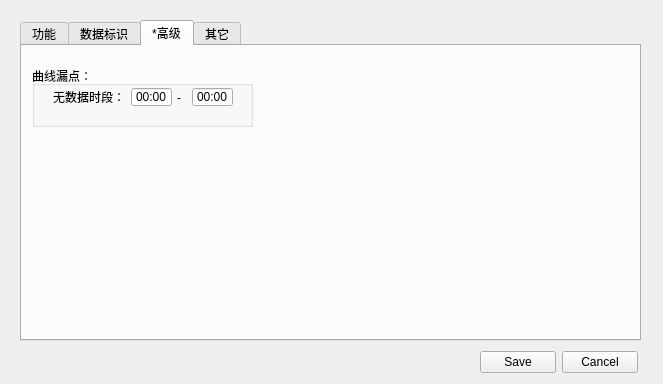
Old version of the form UI_Meter698_config.ui in the repository yuani520/Meter698-45Simulator.
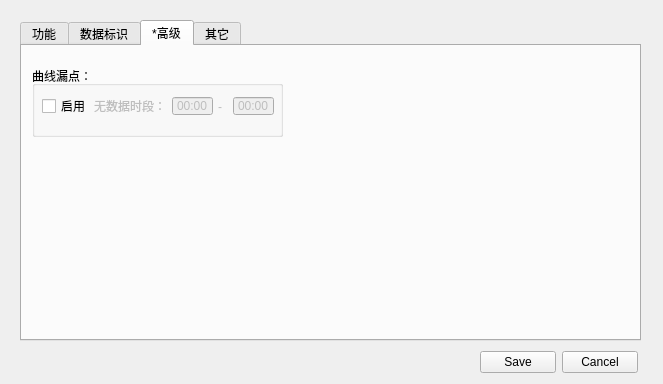
New version of the form. The open tabs and pages were chosen to show the change.

```diff
--- a/UI_Meter698_config.ui
+++ b/UI_Meter698_config.ui
@@ -395,18 +395,21 @@
       <rect>
        <x>10</x>
        <y>20</y>
-       <width>221</width>
-       <height>61</height>
+       <width>251</width>
+       <height>71</height>
       </rect>
      </property>
      <property name="title">
       <string>曲线漏点：</string>
      </property>
      <widget class="QTimeEdit" name="timeEdit">
+      <property name="enabled">
+       <bool>false</bool>
+      </property>
       <property name="geometry">
        <rect>
-        <x>160</x>
-        <y>21</y>
+        <x>201</x>
+        <y>30</y>
         <width>41</width>
         <height>20</height>
        </rect>
@@ -445,10 +448,13 @@
       </property>
      </widget>
      <widget class="QTimeEdit" name="timeEdit_2">
+      <property name="enabled">
+       <bool>false</bool>
+      </property>
       <property name="geometry">
        <rect>
-        <x>99</x>
-        <y>21</y>
+        <x>140</x>
+        <y>30</y>
         <width>41</width>
         <height>20</height>
        </rect>
@@ -467,10 +473,13 @@
       </property>
      </widget>
      <widget class="QLabel" name="label_4">
+      <property name="enabled">
+       <bool>false</bool>
+      </property>
       <property name="geometry">
        <rect>
-        <x>21</x>
-        <y>23</y>
+        <x>62</x>
+        <y>32</y>
         <width>72</width>
         <height>16</height>
        </rect>
@@ -480,10 +489,13 @@
       </property>
      </widget>
      <widget class="QLabel" name="label_5">
+      <property name="enabled">
+       <bool>false</bool>
+      </property>
       <property name="geometry">
        <rect>
-        <x>145</x>
-        <y>22</y>
+        <x>186</x>
+        <y>31</y>
         <width>16</width>
         <height>20</height>
        </rect>
@@ -492,6 +504,19 @@
        <string>-</string>
       </property>
      </widget>
+     <widget class="QCheckBox" name="checkBox_6">
+      <property name="geometry">
+       <rect>
+        <x>10</x>
+        <y>32</y>
+        <width>71</width>
+        <height>16</height>
+       </rect>
+      </property>
+      <property name="text">
+       <string>启用</string>
+      </property>
+     </widget>
     </widget>
    </widget>
    <widget class="QWidget" name="tab_3">
```
Left out of the diff: 4 changed lines with no effect on the pictures.
